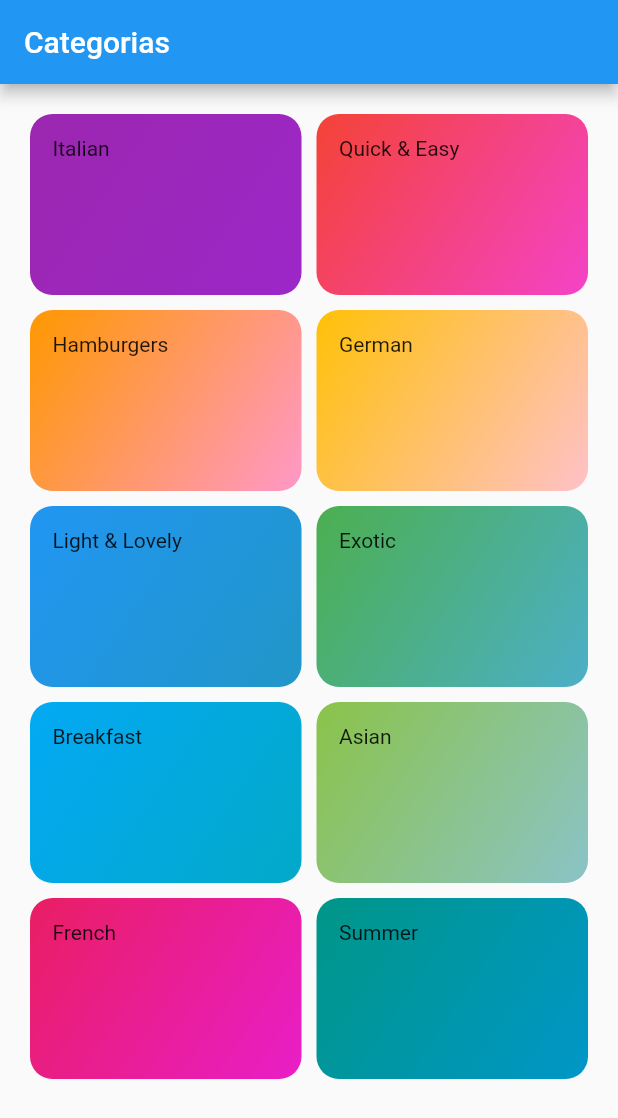
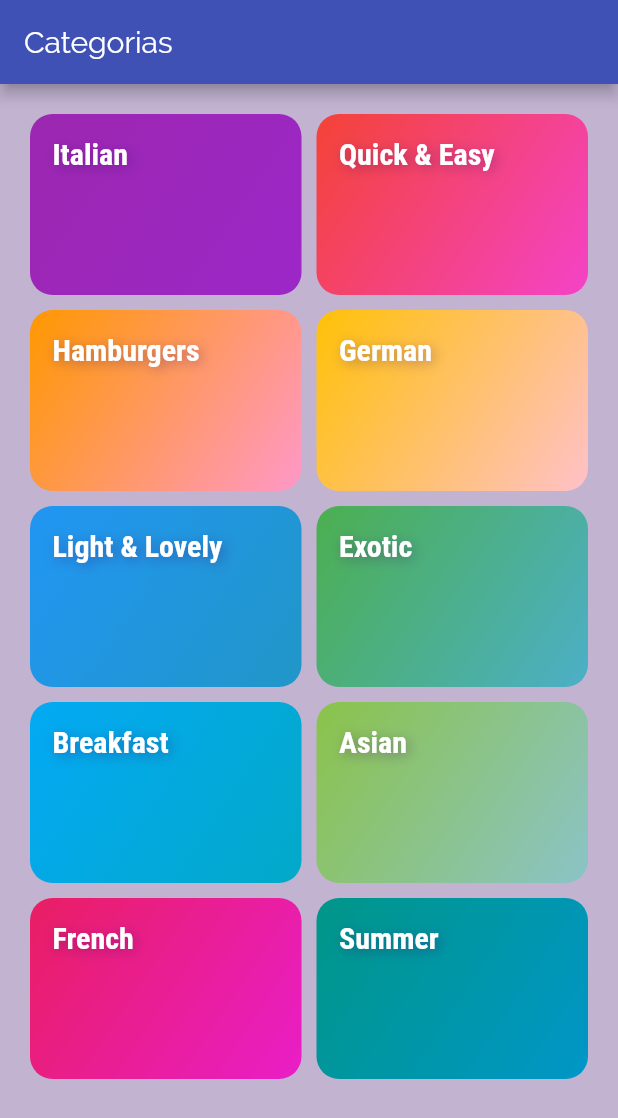
Before and after one commit to tupizz/flutter-restaurants-app, a Flutter app: the screen it shows after launch, on a phone screen of 412 x 824 dp. Shown: the top 1118 px of the screen. Run offline on Flutter 3.47's test engine with Material 2 defaults, Android fonts, the phone set to English and light mode, and no system bars.

Commit message:
🌠 Criacao de temas e definicao de cores&fonts

```diff
--- a/lib/app/pages/categories/components/category_item.dart
+++ b/lib/app/pages/categories/components/category_item.dart
@@ -10,7 +10,10 @@ class CategoryItem extends StatelessWidget {
   Widget build(BuildContext context) {
     return Container(
       padding: const EdgeInsets.all(15),
-      child: Text(title),
+      child: Text(
+        title,
+        style: Theme.of(context).textTheme.title,
+      ),
       decoration: BoxDecoration(
         gradient: LinearGradient(
           colors: [color, color.withBlue(200)],
--- a/lib/main.dart
+++ b/lib/main.dart
@@ -10,7 +10,30 @@ class MyApp extends StatelessWidget {
     return MaterialApp(
       title: 'Refeições',
       theme: ThemeData(
-        primarySwatch: Colors.blue,
+        primarySwatch: Colors.indigo,
+        accentColor: Colors.blue,
+        fontFamily: 'Raleway',
+        canvasColor: Color.fromRGBO(50, 0, 100, 0.3),
+        textTheme: ThemeData.light().textTheme.copyWith(
+              body1: TextStyle(
+                color: Color.fromRGBO(20, 51, 51, 1),
+              ),
+              body2: TextStyle(
+                color: Color.fromRGBO(20, 51, 51, 1),
+              ),
+              title: TextStyle(
+                  fontSize: 20,
+                  fontFamily: 'RobotoCondensed',
+                  fontWeight: FontWeight.bold,
+                  color: Colors.white,
+                  shadows: [
+                    Shadow(
+                      color: Color.fromRGBO(50, 0, 100, 0.35),
+                      blurRadius: 10,
+                      offset: Offset(2, 2),
+                    ),
+                  ]),
+            ),
       ),
       home: CategoriesPage(),
       debugShowCheckedModeBanner: false,
```
Also changed, not shown: pubspec.yaml (+18 -17 lines).
